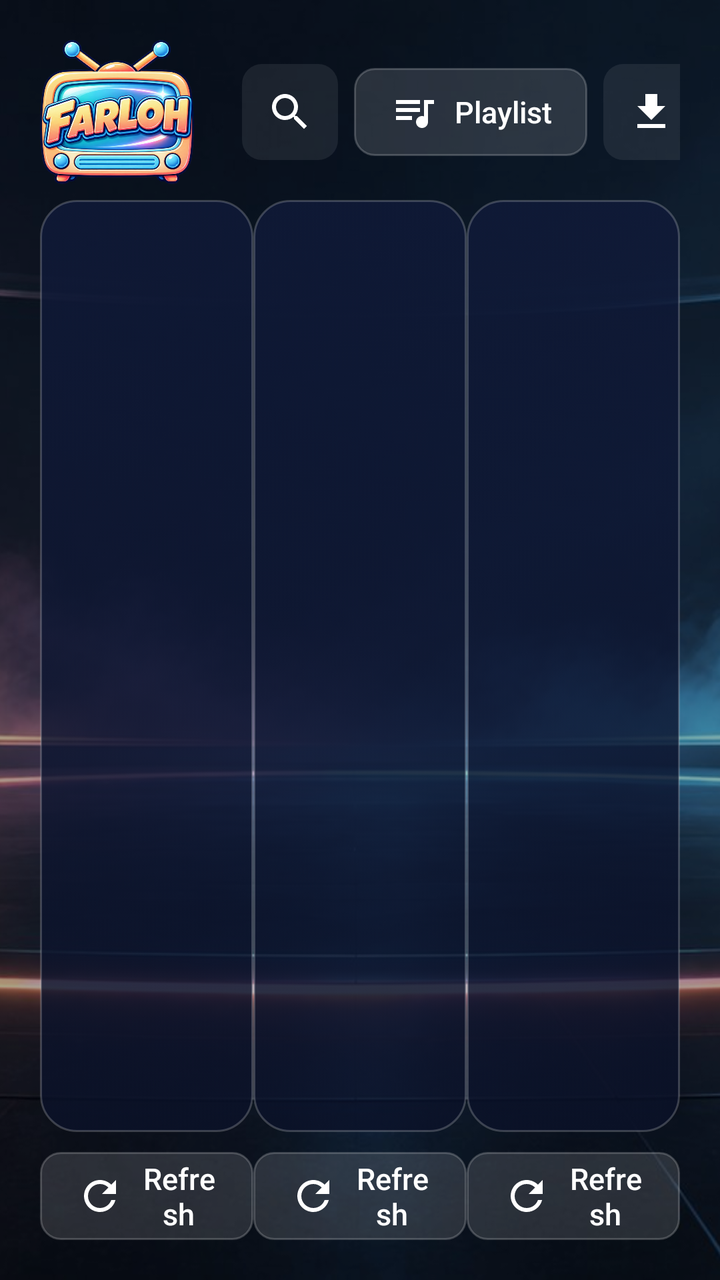
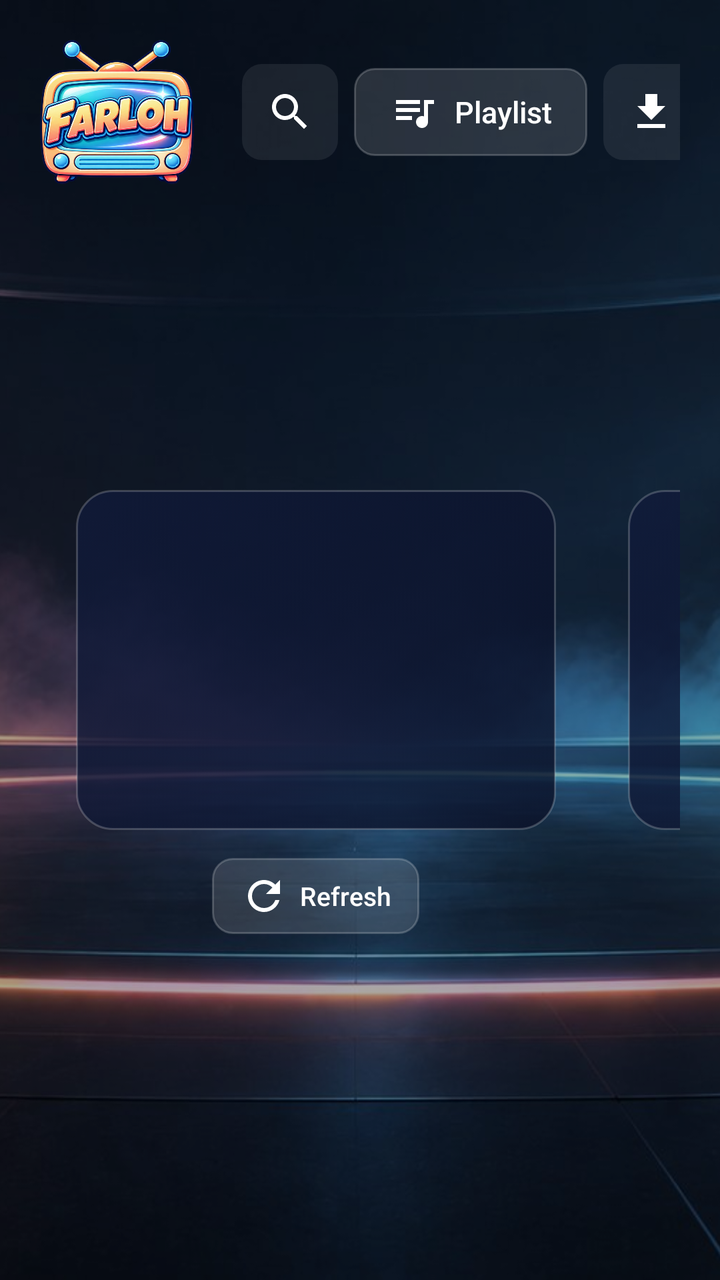

Before-and-after screenshots of an Android layout around one commit, followed by the original layout XML and the change that was made.
<!-- AndroidManifest.xml: application theme Theme.Farloh -->
<!-- res/layout/activity_home.xml -->
<?xml version="1.0" encoding="utf-8"?>
<FrameLayout xmlns:android="http://schemas.android.com/apk/res/android"
    android:layout_width="match_parent" android:layout_height="match_parent">

    <ImageView android:layout_width="match_parent" android:layout_height="match_parent"
        android:scaleType="centerCrop" android:src="@drawable/farloh_bg" android:importantForAccessibility="no" />
    <View android:layout_width="match_parent" android:layout_height="match_parent" android:background="#55000000" />

    <LinearLayout android:id="@+id/safe" android:layout_width="match_parent" android:layout_height="match_parent"
        android:orientation="vertical" android:padding="20dp">

        <LinearLayout android:layout_width="match_parent" android:layout_height="wrap_content"
            android:gravity="center_vertical" android:orientation="horizontal">
            <ImageView android:layout_width="wrap_content" android:layout_height="72dp" android:adjustViewBounds="true"
                android:src="@drawable/farloh_logo" android:contentDescription="@string/app_name" />
            <TextView android:id="@+id/account" android:layout_width="0dp" android:layout_height="wrap_content"
                android:layout_weight="1" android:layout_marginStart="12dp" android:ellipsize="end" android:gravity="end"
                android:maxLines="2" android:textColor="@color/text2" android:textSize="13sp" />
            <ImageButton android:id="@+id/search" style="@style/IconBtn" android:layout_marginStart="12dp"
                android:src="@drawable/ic_search" android:contentDescription="Search" />
            <Button android:id="@+id/playlist" style="@style/Btn" android:layout_marginStart="8dp"
                android:drawableStart="@drawable/ic_playlist" android:drawablePadding="8dp" android:ellipsize="end"
                android:maxWidth="220dp" android:singleLine="true" android:text="Playlist" />
            <ImageButton android:id="@+id/downloads" style="@style/IconBtn" android:layout_marginStart="8dp"
                android:src="@drawable/ic_download" android:contentDescription="Downloads" />
            <ImageButton android:id="@+id/settings" style="@style/IconBtn" android:layout_marginStart="8dp"
                android:src="@drawable/ic_settings" android:contentDescription="Settings" />
            <FrameLayout android:layout_width="wrap_content" android:layout_height="wrap_content"
                android:layout_marginStart="8dp">
                <ImageButton android:id="@+id/bell" style="@style/IconBtn"
                    android:src="@drawable/ic_bell" android:contentDescription="News and updates" />
                <TextView android:id="@+id/bellBadge" android:layout_width="wrap_content" android:layout_height="wrap_content"
                    android:layout_gravity="top|end" android:background="@drawable/badge_red" android:gravity="center"
                    android:minWidth="20dp" android:paddingStart="5dp" android:paddingEnd="5dp" android:textColor="#FFFFFF"
                    android:textSize="11sp" android:textStyle="bold" android:visibility="gone" />
            </FrameLayout>
        </LinearLayout>

        <LinearLayout android:id="@+id/tiles" android:layout_width="match_parent" android:layout_height="0dp"
            android:layout_weight="1" android:layout_marginTop="8dp" android:orientation="horizontal">
            <include android:id="@+id/tileLive" layout="@layout/home_tile"
                android:layout_width="0dp" android:layout_height="match_parent" android:layout_weight="1" />
            <include android:id="@+id/tileMovies" layout="@layout/home_tile"
                android:layout_width="0dp" android:layout_height="match_parent" android:layout_weight="1" />
            <include android:id="@+id/tileSeries" layout="@layout/home_tile"
                android:layout_width="0dp" android:layout_height="match_parent" android:layout_weight="1" />
        </LinearLayout>
    </LinearLayout>
</FrameLayout>
<!-- res/layout/home_tile.xml (included above) -->
<?xml version="1.0" encoding="utf-8"?>
<LinearLayout xmlns:android="http://schemas.android.com/apk/res/android"
    android:layout_width="0dp" android:layout_height="match_parent" android:layout_weight="1"
    android:layout_margin="10dp" android:orientation="vertical">

    <LinearLayout android:id="@+id/card" android:layout_width="match_parent" android:layout_height="0dp"
        android:layout_weight="1" android:background="@drawable/tile_bg" android:clickable="true" android:focusable="true"
        android:gravity="center" android:orientation="vertical" android:padding="18dp">
        <ImageView android:id="@+id/icon" android:layout_width="64dp" android:layout_height="64dp"
            android:tint="@color/accent" android:importantForAccessibility="no" />
        <TextView android:id="@+id/title" android:layout_width="wrap_content" android:layout_height="wrap_content"
            android:layout_marginTop="10dp" android:textColor="@color/text" android:textSize="26sp" android:textStyle="bold" />
        <TextView android:id="@+id/count" android:layout_width="wrap_content" android:layout_height="wrap_content"
            android:layout_marginTop="4dp" android:textColor="@color/text" android:textSize="15sp" />
        <TextView android:id="@+id/updated" android:layout_width="wrap_content" android:layout_height="wrap_content"
            android:layout_marginTop="2dp" android:textColor="@color/text2" android:textSize="13sp" />
    </LinearLayout>

    <LinearLayout android:layout_width="match_parent" android:layout_height="wrap_content"
        android:layout_marginTop="10dp" android:gravity="center" android:orientation="horizontal">
        <Button android:id="@+id/refresh" style="@style/Btn" android:drawableStart="@drawable/ic_refresh"
            android:drawablePadding="8dp" android:text="Refresh" />
        <ProgressBar android:id="@+id/spinner" android:layout_width="28dp" android:layout_height="28dp"
            android:layout_marginStart="10dp" android:visibility="gone" />
    </LinearLayout>
</LinearLayout>
<!-- resources referenced by this layout -->
<resources>
  <color name="accent">#FF9F43</color>
  <color name="text">#FFFFFF</color>
  <color name="text2">#AAB6D3</color>
  <!-- drawable badge_red (drawable) -->
  <?xml version="1.0" encoding="utf-8"?>
  <shape xmlns:android="http://schemas.android.com/apk/res/android" android:shape="rectangle">
      <corners android:radius="10dp" />
      <solid android:color="#FF4D4D" />
      <stroke android:width="1.5dp" android:color="@color/bg_deep" />
  </shape>
  <!-- drawable ic_bell (drawable) -->
  <?xml version="1.0" encoding="utf-8"?>
  <vector xmlns:android="http://schemas.android.com/apk/res/android" android:width="24dp" android:height="24dp" android:viewportWidth="24" android:viewportHeight="24">
      <path android:fillColor="#FFFFFFFF" android:pathData="M12,22c1.1,0 2,-0.9 2,-2h-4c0,1.1 0.89,2 2,2zM18,16v-5c0,-3.07 -1.64,-5.64 -4.5,-6.32L13.5,4c0,-0.83 -0.67,-1.5 -1.5,-1.5s-1.5,0.67 -1.5,1.5v0.68C7.63,5.36 6,7.92 6,11v5l-2,2v1h16v-1l-2,-2z" />
  </vector>
  <!-- drawable ic_download (drawable) -->
  <?xml version="1.0" encoding="utf-8"?>
  <vector xmlns:android="http://schemas.android.com/apk/res/android" android:width="24dp" android:height="24dp" android:viewportWidth="24" android:viewportHeight="24">
      <path android:fillColor="#FFFFFFFF" android:pathData="M19,9h-4V3H9v6H5l7,7 7,-7zM5,18v2h14v-2H5z" />
  </vector>
  <!-- drawable ic_playlist (drawable) -->
  <?xml version="1.0" encoding="utf-8"?>
  <vector xmlns:android="http://schemas.android.com/apk/res/android" android:width="24dp" android:height="24dp" android:viewportWidth="24" android:viewportHeight="24">
      <path android:fillColor="#FFFFFFFF" android:pathData="M15,6H3v2h12V6zM15,10H3v2h12v-2zM3,16h8v-2H3v2zM17,6v8.18C16.69,14.07 16.35,14 16,14c-1.66,0 -3,1.34 -3,3s1.34,3 3,3 3,-1.34 3,-3V8h3V6h-5z" />
  </vector>
  <!-- drawable tile_bg (drawable) -->
  <?xml version="1.0" encoding="utf-8"?>
  <selector xmlns:android="http://schemas.android.com/apk/res/android">
      <item android:state_focused="true">
          <shape><corners android:radius="18dp" /><gradient android:angle="315" android:startColor="#66FF9F43" android:endColor="#664FC3F7" /><stroke android:width="3dp" android:color="@color/accent" /></shape>
      </item>
      <item android:state_pressed="true">
          <shape><corners android:radius="18dp" /><solid android:color="#55FFFFFF" /></shape>
      </item>
      <item>
          <shape><corners android:radius="18dp" /><gradient android:angle="315" android:startColor="#CC101A3A" android:endColor="#CC0A1128" /><stroke android:width="1dp" android:color="#33FFFFFF" /></shape>
      </item>
  </selector>
  <string name="app_name">Farloh TV</string>
  <style name="IconBtn">
          <item name="android:layout_width">48dp</item>
          <item name="android:layout_height">48dp</item>
          <item name="android:background">@drawable/focus_bg</item>
          <item name="android:padding">12dp</item>
          <item name="android:scaleType">fitCenter</item>
          <item name="android:focusable">true</item>
          <item name="android:tint">@color/text</item>
      </style>
  <color name="bg_deep">#070B1A</color>
  <style name="Theme.Farloh.Dialog" parent="Theme.AppCompat.Dialog.Alert">
          <item name="colorAccent">@color/accent</item>
          <item name="android:windowBackground">@drawable/dialog_bg</item>
          <item name="android:textColorPrimary">@color/text</item>
          <item name="android:textColorSecondary">@color/text2</item>
      </style>
  <dimen name="corner">10dp</dimen>
  <!-- drawable dialog_bg (drawable) -->
  <?xml version="1.0" encoding="utf-8"?>
  <inset xmlns:android="http://schemas.android.com/apk/res/android" android:inset="16dp">
      <shape>
          <corners android:radius="16dp" />
          <solid android:color="@color/panel_solid" />
          <stroke android:width="1dp" android:color="#33FFFFFF" />
      </shape>
  </inset>
  <color name="panel_solid">#0E1630</color>
  <!-- unchanged entries left out for length: 9 -->
</resources>

<!-- the commit's change to res/layout/activity_home.xml (unified diff, before → after) -->
@@ -36,41 +36,45 @@
             </FrameLayout>
         </LinearLayout>
 
-        <LinearLayout android:id="@+id/tiles" android:layout_width="match_parent" android:layout_height="0dp"
-            android:layout_weight="1" android:layout_marginTop="8dp" android:orientation="horizontal">
-            <include android:id="@+id/tileLive" layout="@layout/home_tile"
-                android:layout_width="0dp" android:layout_height="match_parent" android:layout_weight="1" />
-            <include android:id="@+id/tileMovies" layout="@layout/home_tile"
-                android:layout_width="0dp" android:layout_height="match_parent" android:layout_weight="1" />
-            <include android:id="@+id/tileSeries" layout="@layout/home_tile"
-                android:layout_width="0dp" android:layout_height="match_parent" android:layout_weight="1" />
-        </LinearLayout>
+        
+        <FrameLayout android:layout_width="match_parent" android:layout_height="0dp" android:layout_weight="1"
+            android:clipChildren="false" android:clipToPadding="false">
+            <LinearLayout android:id="@+id/tiles" android:layout_width="wrap_content" android:layout_height="wrap_content"
+                android:layout_gravity="center" android:clipChildren="false" android:clipToPadding="false"
+                android:orientation="horizontal">
+                <include android:id="@+id/tileLive" layout="@layout/home_tile" />
+                <include android:id="@+id/tileMovies" layout="@layout/home_tile" />
+                <include android:id="@+id/tileSeries" layout="@layout/home_tile" />
+            </LinearLayout>
+        </FrameLayout>
     </LinearLayout>
 </FrameLayout>
 <!-- res/layout/home_tile.xml (included above) -->
 <?xml version="1.0" encoding="utf-8"?>
 <LinearLayout xmlns:android="http://schemas.android.com/apk/res/android"
-    android:layout_width="0dp" android:layout_height="match_parent" android:layout_weight="1"
-    android:layout_margin="10dp" android:orientation="vertical">
+    android:layout_width="240dp" android:layout_height="wrap_content"
+    android:layout_marginStart="18dp" android:layout_marginEnd="18dp" android:clipChildren="false"
+    android:clipToPadding="false" android:gravity="center_horizontal" android:orientation="vertical">
 
-    <LinearLayout android:id="@+id/card" android:layout_width="match_parent" android:layout_height="0dp"
-        android:layout_weight="1" android:background="@drawable/tile_bg" android:clickable="true" android:focusable="true"
-        android:gravity="center" android:orientation="vertical" android:padding="18dp">
-        <ImageView android:id="@+id/icon" android:layout_width="64dp" android:layout_height="64dp"
+    <LinearLayout android:id="@+id/card" android:layout_width="match_parent" android:layout_height="170dp"
+        android:background="@drawable/tile_bg" android:clickable="true" android:focusable="true"
+        android:gravity="center" android:orientation="vertical" android:padding="14dp">
+        <ImageView android:id="@+id/icon" android:layout_width="48dp" android:layout_height="48dp"
             android:tint="@color/accent" android:importantForAccessibility="no" />
         <TextView android:id="@+id/title" android:layout_width="wrap_content" android:layout_height="wrap_content"
-            android:layout_marginTop="10dp" android:textColor="@color/text" android:textSize="26sp" android:textStyle="bold" />
+            android:layout_marginTop="8dp" android:textColor="@color/text" android:textSize="21sp" android:textStyle="bold" />
         <TextView android:id="@+id/count" android:layout_width="wrap_content" android:layout_height="wrap_content"
-            android:layout_marginTop="4dp" android:textColor="@color/text" android:textSize="15sp" />
+            android:layout_marginTop="3dp" android:textColor="@color/text" android:textSize="13sp" />
         <TextView android:id="@+id/updated" android:layout_width="wrap_content" android:layout_height="wrap_content"
-            android:layout_marginTop="2dp" android:textColor="@color/text2" android:textSize="13sp" />
+            android:layout_marginTop="1dp" android:textColor="@color/text2" android:textSize="12sp" />
     </LinearLayout>
 
-    <LinearLayout android:layout_width="match_parent" android:layout_height="wrap_content"
-        android:layout_marginTop="10dp" android:gravity="center" android:orientation="horizontal">
-        <Button android:id="@+id/refresh" style="@style/Btn" android:drawableStart="@drawable/ic_refresh"
-            android:drawablePadding="8dp" android:text="Refresh" />
-        <ProgressBar android:id="@+id/spinner" android:layout_width="28dp" android:layout_height="28dp"
-            android:layout_marginStart="10dp" android:visibility="gone" />
+    <LinearLayout android:layout_width="wrap_content" android:layout_height="wrap_content"
+        android:layout_marginTop="14dp" android:gravity="center" android:orientation="horizontal">
+        <Button android:id="@+id/refresh" style="@style/Btn" android:minHeight="38dp" android:paddingStart="14dp"
+            android:paddingEnd="14dp" android:drawableStart="@drawable/ic_refresh" android:drawablePadding="6dp"
+            android:text="Refresh" android:textSize="13sp" />
+        <ProgressBar android:id="@+id/spinner" android:layout_width="24dp" android:layout_height="24dp"
+            android:layout_marginStart="8dp" android:visibility="gone" />
     </LinearLayout>
 </LinearLayout>
<!-- resource entries referenced after the edit -->
@@ -29,7 +29,7 @@
   <?xml version="1.0" encoding="utf-8"?>
   <selector xmlns:android="http://schemas.android.com/apk/res/android">
       <item android:state_focused="true">
-          <shape><corners android:radius="18dp" /><gradient android:angle="315" android:startColor="#66FF9F43" android:endColor="#664FC3F7" /><stroke android:width="3dp" android:color="@color/accent" /></shape>
+          <shape><corners android:radius="18dp" /><gradient android:angle="315" android:startColor="#80FF9F43" android:endColor="#804FC3F7" /><stroke android:width="4dp" android:color="@color/accent" /></shape>
       </item>
       <item android:state_pressed="true">
           <shape><corners android:radius="18dp" /><solid android:color="#55FFFFFF" /></shape>
